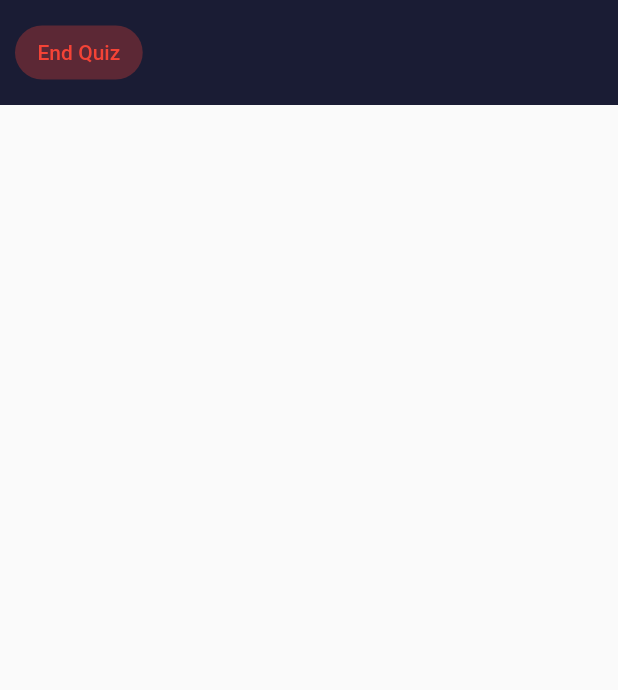
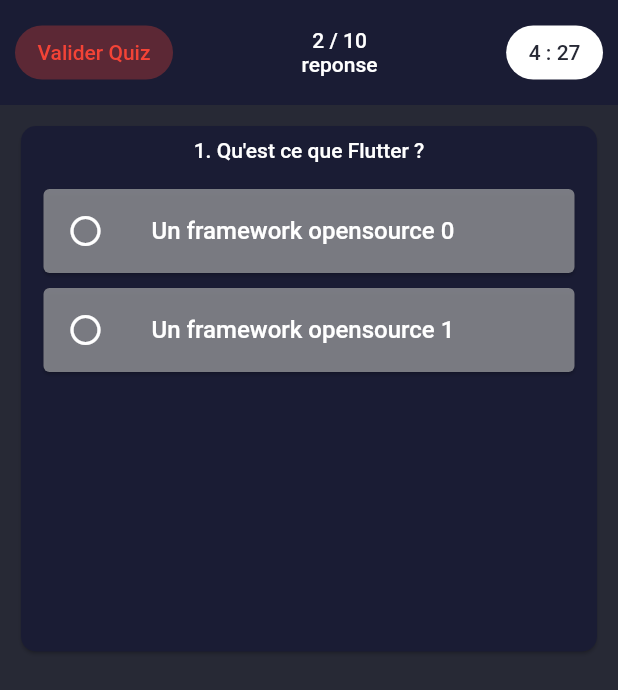
Before and after one commit to MisterPerfect007/NaN-class, a Flutter app: the screen it shows after launch, on a phone screen of 412 x 824 dp. Shown: the top 690 px of the screen. Run offline on Flutter 3.47's test engine with Material 2 defaults, Android fonts, the phone set to English and light mode, and no system bars; our stand-ins replace dartz, equatable, flutter_bloc, flutter_svg, google_sign_in, video_player.

Commit message:
Implementation design du quizz

```diff
--- /dev/null
+++ b/lib/core/widgets/text_style_quizz.dart
@@ -0,0 +1,8 @@
+import 'package:flutter/material.dart';
+
+TextStyle textStyleQuizz() {
+  return const TextStyle(
+    color: Colors.white,
+    fontWeight: FontWeight.w500,
+  );
+}
--- a/lib/features/Quizs/presenter/pages/quiz_passing.dart
+++ b/lib/features/Quizs/presenter/pages/quiz_passing.dart
@@ -1,4 +1,7 @@
+import 'dart:async';
+
 import 'package:flutter/material.dart';
+import 'package:nan_class/core/widgets/text_style_quizz.dart';
 import 'package:nan_class/ui/colors/app_colors.dart';
 
 class QuizPassing extends StatefulWidget {
@@ -8,10 +11,33 @@
   State<QuizPassing> createState() => _QuizPassingState();
 }
 
+class ListItemReponseQuizz<T> {
+  bool isSelected = false; //Selection property to highlight or not
+  T data; //Data of the user
+  ListItemReponseQuizz(this.data); //Constructor to assign the data
+}
+
 class _QuizPassingState extends State<QuizPassing> {
+  Color selectQuizzColor = const Color.fromARGB(214, 141, 142, 147);
+  late List<ListItemReponseQuizz<String>> listReponseQuizz;
+  @override
+  void initState() {
+    super.initState();
+    populateData();
+  }
+
+  void populateData() {
+    listReponseQuizz = [];
+    for (int i = 0; i < 2; i++) {
+      listReponseQuizz
+          .add(ListItemReponseQuizz<String>("Un framework opensource $i"));
+    }
+  }
+
   @override
   Widget build(BuildContext context) {
     return Scaffold(
+      backgroundColor: AppColors.darkBg,
       appBar: PreferredSize(
         preferredSize: const Size(double.infinity, 70),
         child: Container(
@@ -19,6 +45,7 @@
           padding: const EdgeInsets.all(10),
           child: SafeArea(
             child: Row(
+              mainAxisAlignment: MainAxisAlignment.spaceBetween,
               children: [
                 Material(
                   color: Colors.transparent,
@@ -30,22 +57,84 @@
                           left: 15, top: 10, right: 15, bottom: 10),
                       decoration: BoxDecoration(
                           color: AppColors.mainred.withOpacity(0.3),
-                          borderRadius: const BorderRadius.all(Radius.circular(20))),
+                          borderRadius:
+                              const BorderRadius.all(Radius.circular(20))),
                       child: const Text(
-                        "End Quiz",
+                        "Valider Quiz",
                         style: TextStyle(
-                            color: AppColors.mainred,
-                            fontWeight: FontWeight.w500),
+                          color: AppColors.mainred,
+                          fontWeight: FontWeight.w500,
+                        ),
                       ),
                     ),
                   ),
                 ),
-                /////////////:
+                //Rponse au quizz
                 Column(
+                  mainAxisAlignment: MainAxisAlignment.center,
                   children: [
-                    // Text
+                    Text(
+                      '2 / 10',
+                      style: textStyleQuizz(),
+                    ),
+                    Text(
+                      "reponse",
+                      style: textStyleQuizz(),
+                    ),
                   ],
-                )
+                ),
+                //Timer
+                Material(
+                  color: Colors.transparent,
+                  child: InkWell(
+                    onTap: () {},
+                    borderRadius: const BorderRadius.all(Radius.circular(20)),
+                    child: Container(
+                      padding: const EdgeInsets.only(
+                          left: 15, top: 10, right: 15, bottom: 10),
+                      decoration: const BoxDecoration(
+                          color: AppColors.mainWhite,
+                          borderRadius: BorderRadius.all(Radius.circular(20))),
+                      child: const Text(
+                        "4 : 27",
+                        style: TextStyle(
+                          color: AppColors.darkBg,
+                          fontWeight: FontWeight.w500,
+                        ),
+                      ),
+                    ),
+                  ),
+                ),
+              ],
+            ),
+          ),
+        ),
+      ),
+      body: SingleChildScrollView(
+        child: Container(
+          height: MediaQuery.of(context).size.height / 2.3,
+          width: MediaQuery.of(context).size.width,
+          margin: const EdgeInsets.all(10),
+          child: Card(
+            color: AppColors.mainViolet,
+            shape: RoundedRectangleBorder(
+              borderRadius: BorderRadius.circular(10),
+            ),
+            child: Column(
+              children: [
+                Padding(
+                  padding: const EdgeInsets.all(8.0),
+                  child: Text(
+                    "1. Qu'est ce que Flutter ?",
+                    style: textStyleQuizz(),
+                  ),
+                ),
+                Expanded(
+                  child: ListView.builder(
+                    itemCount: listReponseQuizz.length,
+                    itemBuilder: getListItemResponse,
+                  ),
+                ),
               ],
             ),
           ),
@@ -53,4 +142,42 @@
       ),
     );
   }
+
+  Widget getListItemResponse(BuildContext context, int index) {
+    return GestureDetector(
+      onTap: () {
+        if (listReponseQuizz.any((item) => item.isSelected)) {
+          setState(() {
+            listReponseQuizz[index].isSelected =
+                !listReponseQuizz[index].isSelected;
+          });
+        }
+      },
+      onLongPress: () {
+        setState(() {
+          listReponseQuizz[index].isSelected = true;
+        });
+      },
+      child: Card(
+        color: listReponseQuizz[index].isSelected
+            ? const Color.fromARGB(213, 126, 224, 147)
+            : const Color.fromARGB(214, 141, 142, 147),
+        margin: const EdgeInsets.only(
+          left: 15,
+          right: 15,
+          top: 10,
+        ),
+        child: ListTile(
+          leading: const Icon(
+            Icons.radio_button_off,
+            color: AppColors.mainWhite,
+          ),
+          title: Text(
+            listReponseQuizz[index].data,
+            style: textStyleQuizz(),
+          ),
+        ),
+      ),
+    );
+  }
 }
```
Also changed, not shown: 3 other files.
